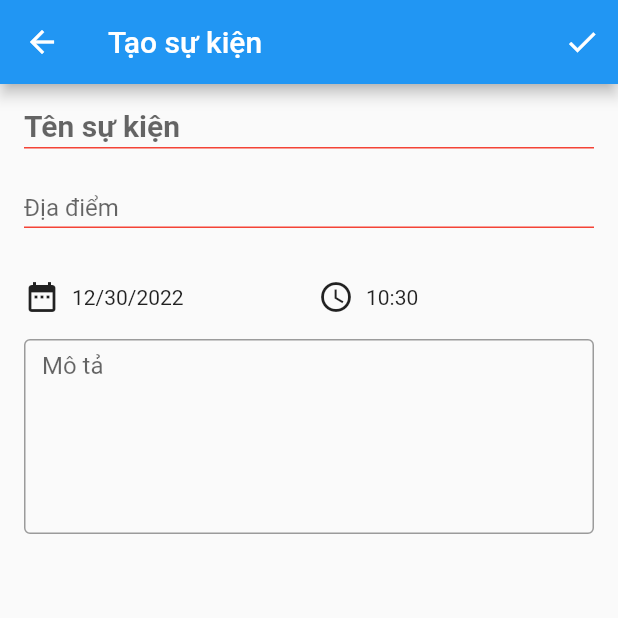
After one commit to zeemrx0/gd_club_app, a Flutter app: the EventEditScreen screen opened by its route, after a tap on the "check" icon, on a phone screen of 412 x 824 dp, the top half of it. The commit adds this screen. Run offline on Flutter 3.47's test engine with Material 2 defaults, Android fonts, the phone set to English and light mode, and no system bars; our stand-ins replace cloud_firestore, firebase_core, flutter_datetime_picker; accounts and stored records are empty.

Commit message:
[New] Add event

```diff
--- a/lib/providers/event.dart
+++ b/lib/providers/event.dart
@@ -1,19 +1,19 @@
 import 'package:flutter/material.dart';
 
 class Event with ChangeNotifier {
-  final String? id;
-  final String title;
-  final String address;
-  final DateTime dateTime;
-  final String? description;
-  final String organizerId;
+  String? id;
+  String title;
+  String location;
+  DateTime dateTime;
+  String? description;
+  String organizerId;
 
   bool isRegistered;
 
   Event({
     this.id,
     required this.title,
-    required this.address,
+    required this.location,
     required this.dateTime,
     this.description,
     required this.organizerId,
--- a/lib/providers/events.dart
+++ b/lib/providers/events.dart
@@ -1,29 +1,57 @@
+import 'package:cloud_firestore/cloud_firestore.dart';
 import 'package:flutter/material.dart';
 import 'package:gd_club_app/providers/event.dart';
 
 class Events with ChangeNotifier {
-  final List<Event> _list = [
-    Event(
-      id: '603e86ed-3912-4678-8ce0-c73663e81164',
-      title: 'Training arduino buổi 1',
-      address: '99B Võ Oanh',
-      dateTime: DateTime.parse('2022-12-24 11:00:00').toLocal(),
-      description: 'Kiến thức cơ bản về Arduino',
-      organizerId: '1',
-      isRegistered: true,
-    ),
-    Event(
-      id: '603e86ed-3912-4678-8ce0-c73663e81164',
-      title: 'Training Flutter cơ bản',
-      address: '99B Võ Oanh',
-      dateTime: DateTime.parse('2023-02-12 11:00:00').toLocal(),
-      description: 'Làm quiz app với Flutter',
-      organizerId: '1',
-      isRegistered: false,
-    ),
-  ];
+  final db = FirebaseFirestore.instance;
+
+  List<Event> _list = [];
 
   List<Event> get allEvents {
     return [..._list];
   }
+
+  void fetchEvents() async {
+    final eventData = await db.collection('events').orderBy('_createdAt').get();
+
+    var eventList = [];
+
+    _list = [];
+
+    for (var event in eventData.docs) {
+      eventList.insert(
+        0,
+        Event(
+          id: event.id,
+          title: event.data()['title'],
+          location: event.data()['location'],
+          dateTime: DateTime.fromMicrosecondsSinceEpoch(
+              (event.data()['dateTime'] as Timestamp).microsecondsSinceEpoch),
+          description: event.data()['description'],
+          organizerId: event.data()['organizerId'],
+          isRegistered: false,
+        ),
+      );
+    }
+
+    _list = [...eventList];
+
+    notifyListeners();
+  }
+
+  void addEvent(Event event) async {
+    final eventData = await db.collection('events').add({
+      'title': event.title,
+      'location': event.location,
+      'dateTime': event.dateTime,
+      'description': event.description,
+      'organizerId': event.organizerId,
+      '_createdAt': Timestamp.now(),
+    });
+
+    event.id = eventData.id;
+    _list.add(event);
+
+    notifyListeners();
+  }
 }
--- a/lib/screens/event_detail_screen.dart
+++ b/lib/screens/event_detail_screen.dart
@@ -45,12 +45,12 @@ class EventDetailScreen extends StatelessWidget {
                     const SizedBox(
                       height: 8,
                     ),
-                    Text(event.address),
+                    Text(event.location),
                     const SizedBox(
                       height: 16.0,
                     ),
                     const Text(
-                      'Nội dung',
+                      'Mô tả',
                       style: TextStyle(fontWeight: FontWeight.bold),
                     ),
                     const SizedBox(
--- /dev/null
+++ b/lib/screens/event_edit_screen.dart
@@ -0,0 +1,228 @@
+import 'package:flutter/material.dart';
+import 'package:flutter/src/widgets/container.dart';
+import 'package:flutter/src/widgets/framework.dart';
+import 'package:flutter_datetime_picker/flutter_datetime_picker.dart';
+import 'package:gd_club_app/providers/event.dart';
+import 'package:gd_club_app/providers/events.dart';
+import 'package:intl/intl.dart';
+import 'package:provider/provider.dart';
+
+class EventEditScreen extends StatefulWidget {
+  static const routeName = '/event-edit-screen';
+
+  @override
+  State<EventEditScreen> createState() => _EventEditScreenState();
+}
+
+class _EventEditScreenState extends State<EventEditScreen> {
+  final _isCreate = true;
+
+  DateTime _date = DateTime.now();
+  DateTime _time = DateTime.now();
+
+  final _formKey = GlobalKey<FormState>();
+
+  final _newEvent = Event(
+    title: '',
+    location: '',
+    dateTime: DateTime.now(),
+    organizerId: '1',
+  );
+
+  void _submitForm() {
+    if (_formKey.currentState != null) {
+      bool isValid = _formKey.currentState!.validate();
+
+      if (isValid) {
+        _formKey.currentState!.save();
+
+        _newEvent.dateTime = DateTime(
+          _date.year,
+          _date.month,
+          _date.day,
+          _time.hour,
+          _time.minute,
+        );
+
+        Provider.of<Events>(context, listen: false).addEvent(_newEvent);
+
+        Navigator.of(context).pop();
+      }
+    }
+  }
+
+  @override
+  Widget build(BuildContext context) {
+    return Scaffold(
+      appBar: AppBar(
+        title: Text(_isCreate ? 'Tạo sự kiện' : 'Chỉnh sửa sự kiện'),
+        actions: [
+          IconButton(
+            onPressed: () {
+              _submitForm();
+            },
+            icon: const Icon(Icons.check),
+          )
+        ],
+      ),
+      body: Padding(
+        padding: const EdgeInsets.symmetric(vertical: 16, horizontal: 16),
+        child: Form(
+          key: _formKey,
+          child: Column(
+            children: [
+              TextFormField(
+                decoration: const InputDecoration(
+                  isDense: true,
+                  hintText: 'Tên sự kiện',
+                  border: InputBorder.none,
+                  contentPadding: EdgeInsets.only(
+                    bottom: 4,
+                  ),
+                  errorStyle: TextStyle(height: 0),
+                  errorBorder: UnderlineInputBorder(
+                    borderSide: BorderSide(width: 1, color: Colors.red),
+                  ),
+                ),
+                style: const TextStyle(
+                  fontSize: 20,
+                  fontWeight: FontWeight.bold,
+                ),
+                validator: (value) {
+                  if (value == null || value.isEmpty) {
+                    return '';
+                  }
+
+                  return null;
+                },
+                onSaved: (newValue) {
+                  if (newValue != null) {
+                    _newEvent.title = newValue;
+                  }
+                },
+              ),
+              const SizedBox(
+                height: 8,
+              ),
+              TextFormField(
+                decoration: const InputDecoration(
+                  isDense: true,
+                  hintText: 'Địa điểm',
+                  border: InputBorder.none,
+                  contentPadding: EdgeInsets.only(
+                    bottom: 4,
+                  ),
+                  errorStyle: TextStyle(height: 0),
+                  errorBorder: UnderlineInputBorder(
+                    borderSide: BorderSide(width: 1, color: Colors.red),
+                  ),
+                ),
+                validator: (value) {
+                  if (value == null || value.isEmpty) {
+                    return '';
+                  }
+
+                  return null;
+                },
+                onSaved: (newValue) {
+                  if (newValue != null) {
+                    _newEvent.location = newValue;
+                  }
+                },
+              ),
+              const SizedBox(
+                height: 8,
+              ),
+              Row(
+                children: [
+                  Flexible(
+                    child: GestureDetector(
+                      onTap: () async {
+                        DateTime? pickedDate = await DatePicker.showDatePicker(
+                          context,
+                          currentTime: _date,
+                          locale: LocaleType.vi,
+                        );
+
+                        setState(() {
+                          _date = pickedDate ?? _date;
+                        });
+                      },
+                      child: Container(
+                        padding: const EdgeInsets.symmetric(
+                          vertical: 4,
+                        ),
+                        child: Row(
+                          children: [
+                            const Icon(Icons.date_range),
+                            const SizedBox(
+                              width: 8,
+                            ),
+                            Text(DateFormat.yMd().format(_date)),
+                          ],
+                        ),
+                      ),
+                    ),
+                  ),
+                  const SizedBox(
+                    width: 12,
+                  ),
+                  Flexible(
+                    child: GestureDetector(
+                      onTap: () async {
+                        DateTime? pickedTime = await DatePicker.showTimePicker(
+                          context,
+                          currentTime: _time,
+                          showSecondsColumn: false,
+                          locale: LocaleType.vi,
+                        );
+
+                        setState(() {
+                          _time = pickedTime ?? _time;
+                        });
+                      },
+                      child: Container(
+                        padding: const EdgeInsets.symmetric(
+                          vertical: 4,
+                        ),
+                        child: Row(
+                          children: [
+                            const Icon(Icons.access_time),
+                            const SizedBox(
+                              width: 8,
+                            ),
+                            // Text(_timeOfDay.toString().substring(10, 15)),
+                            Text(DateFormat.Hm().format(_time)),
+                          ],
+                        ),
+                      ),
+                    ),
+                  ),
+                ],
+              ),
+              const SizedBox(
+                height: 12,
+              ),
+              TextFormField(
+                decoration: const InputDecoration(
+                  hintText: 'Mô tả',
+                  border: OutlineInputBorder(),
+                  contentPadding: EdgeInsets.symmetric(
+                    vertical: 8,
+                    horizontal: 12,
+                  ),
+                ),
+                maxLines: 6,
+                onSaved: (newValue) {
+                  if (newValue != null) {
+                    _newEvent.description = newValue;
+                  }
+                },
+              ),
+            ],
+          ),
+        ),
+      ),
+    );
+  }
+}
--- a/lib/widgets/events/event_item.dart
+++ b/lib/widgets/events/event_item.dart
@@ -17,7 +17,7 @@ class EventItem extends StatelessWidget {
         child: ListTile(
           title: Text(event.title),
           subtitle: Text(
-            '${DateFormat.jm().add_yMd().format(event.dateTime)} - ${event.address}',
+            '${DateFormat.jm().add_yMd().format(event.dateTime)} - ${event.location}',
           ),
           trailing: event.isRegistered
               ? const Icon(
--- a/pubspec.yaml
+++ b/pubspec.yaml
@@ -37,6 +37,10 @@ dependencies:
   cupertino_icons: ^1.0.2
   intl: ^0.18.0
   provider: ^6.0.5
+  flutter_datetime_picker: ^1.5.1
+
+  firebase_core: ^2.4.1
+  cloud_firestore: ^4.3.1
 
 dev_dependencies:
   flutter_test:
```
Also changed, not shown: lib/main.dart (+24 -4 lines), lib/screens/events_screen.dart (+10 -0 lines), lib/widgets/events/event_list.dart (+14 -1 lines), pubspec.lock, 11 other files.
